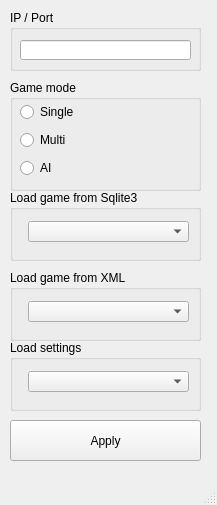
Old version of the form startui.ui in the repository RadoslawDebinski/Chess.
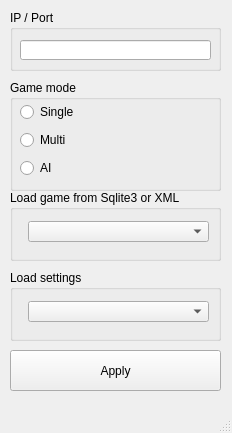
New version of the form.

Commit message: Feature: - Starting game from main class with chosen config; To Do: - History playback.

What changed in the file:
```diff
--- a/startui.ui
+++ b/startui.ui
@@ -6,8 +6,8 @@
    <rect>
     <x>0</x>
     <y>0</y>
-    <width>217</width>
-    <height>505</height>
+    <width>232</width>
+    <height>433</height>
    </rect>
   </property>
   <property name="windowTitle">
@@ -19,7 +19,7 @@
      <rect>
       <x>10</x>
       <y>10</y>
-      <width>191</width>
+      <width>211</width>
       <height>61</height>
      </rect>
     </property>
@@ -31,7 +31,7 @@
       <rect>
        <x>10</x>
        <y>30</y>
-       <width>171</width>
+       <width>191</width>
        <height>20</height>
       </rect>
      </property>
@@ -45,7 +45,7 @@
      <rect>
       <x>10</x>
       <y>80</y>
-      <width>191</width>
+      <width>211</width>
       <height>111</height>
      </rect>
     </property>
@@ -91,42 +91,19 @@
      <rect>
       <x>10</x>
       <y>190</y>
-      <width>191</width>
+      <width>211</width>
       <height>71</height>
      </rect>
     </property>
     <property name="title">
-     <string>Load game from Sqlite3</string>
+     <string>Load game from Sqlite3 or XML</string>
     </property>
     <widget class="QComboBox" name="comboBox">
      <property name="geometry">
       <rect>
        <x>18</x>
        <y>31</y>
-       <width>161</width>
-       <height>21</height>
-      </rect>
-     </property>
-    </widget>
-   </widget>
-   <widget class="QGroupBox" name="groupBox_4">
-    <property name="geometry">
-     <rect>
-      <x>10</x>
-      <y>270</y>
-      <width>191</width>
-      <height>71</height>
-     </rect>
-    </property>
-    <property name="title">
-     <string>Load game from XML</string>
-    </property>
-    <widget class="QComboBox" name="comboBox_2">
-     <property name="geometry">
-      <rect>
-       <x>18</x>
-       <y>31</y>
-       <width>161</width>
+       <width>181</width>
        <height>21</height>
       </rect>
      </property>
@@ -136,8 +113,8 @@
     <property name="geometry">
      <rect>
       <x>10</x>
-      <y>340</y>
-      <width>191</width>
+      <y>270</y>
+      <width>211</width>
       <height>71</height>
      </rect>
     </property>
@@ -149,7 +126,7 @@
       <rect>
        <x>18</x>
        <y>31</y>
-       <width>161</width>
+       <width>181</width>
        <height>21</height>
       </rect>
      </property>
@@ -159,8 +136,8 @@
     <property name="geometry">
      <rect>
       <x>10</x>
-      <y>420</y>
-      <width>191</width>
+      <y>350</y>
+      <width>211</width>
       <height>41</height>
      </rect>
     </property>
```
Left out of the diff: 2 changed lines with no effect on the pictures. The commit also changes 11 other files.
